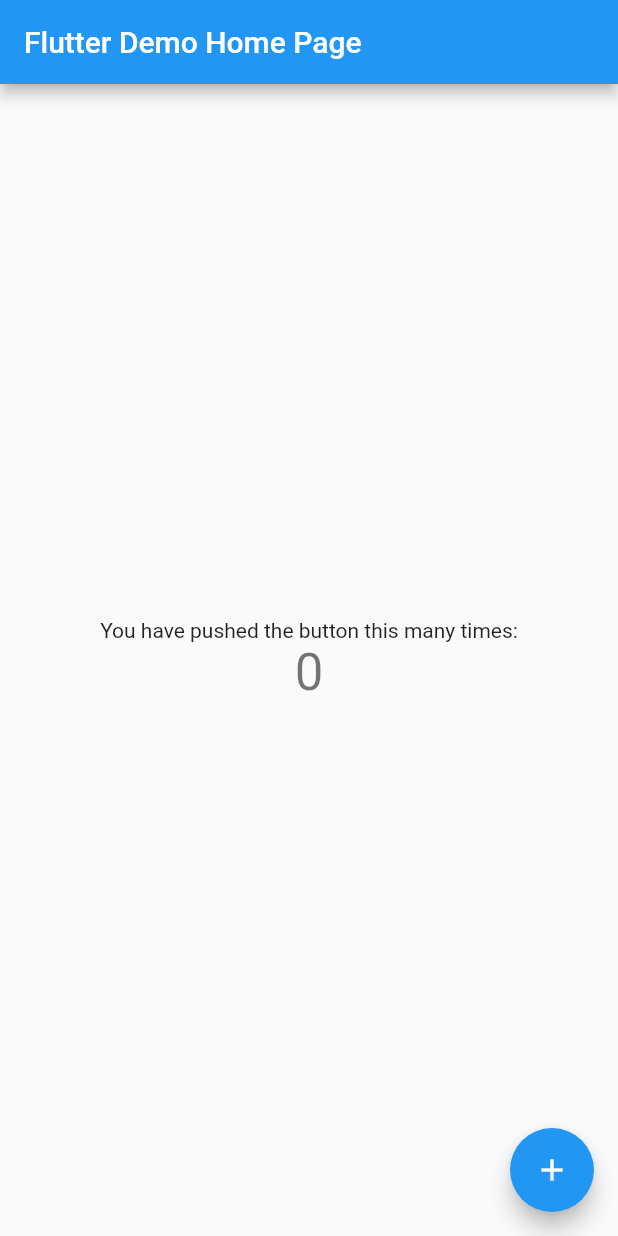
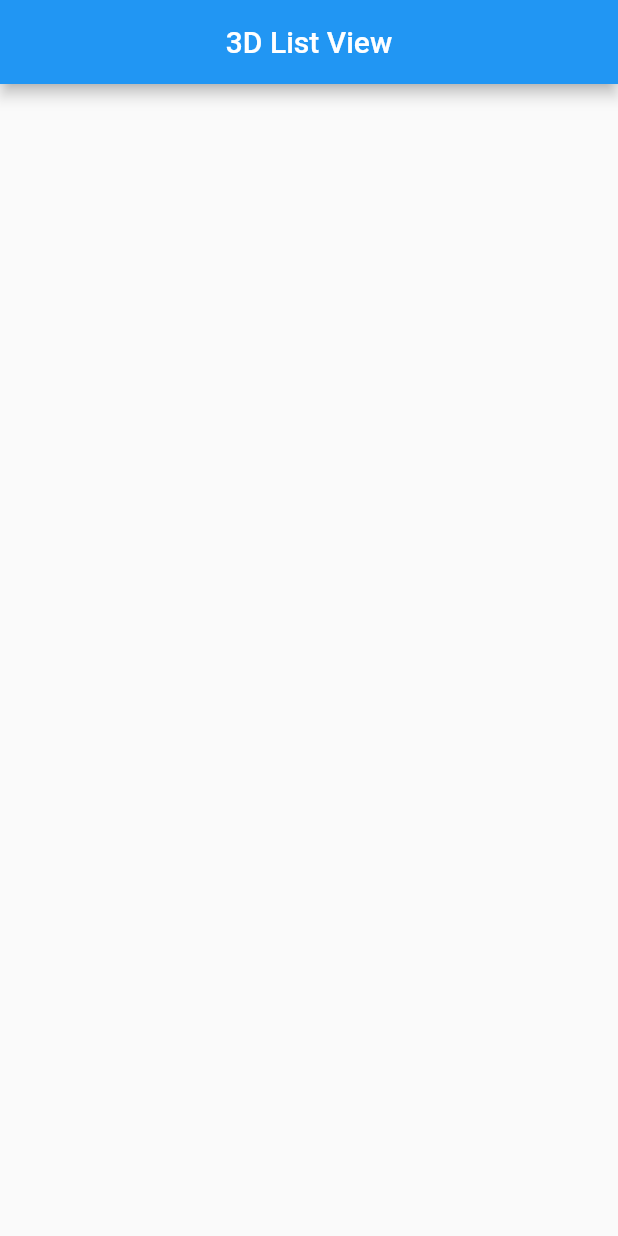
Before and after one commit to JAICHANGPARK/flutter_3d_listview, a Flutter app: the screen it shows after launch, on a phone screen of 412 x 824 dp. Run offline on Flutter 3.47's test engine with Material 2 defaults, Android fonts, the phone set to English and light mode, and no system bars.

```diff
--- a/lib/main.dart
+++ b/lib/main.dart
@@ -4,6 +4,7 @@ void main() => runApp(MyApp());
 
 class MyApp extends StatelessWidget {
   // This widget is the root of your application.
+
   @override
   Widget build(BuildContext context) {
     return MaterialApp(
@@ -12,10 +13,37 @@ class MyApp extends StatelessWidget {
 
         primarySwatch: Colors.blue,
       ),
-      home: MyHomePage(title: 'Flutter Demo Home Page'),
+      home: MyHome(),
     );
   }
 }
+
+class MyHome extends StatelessWidget {
+
+  final listofImages = [
+    "https://images.unsplash.com/photo-1547157283-087711e7858f?ixlib=rb-1.2.1&ixid=eyJhcHBfaWQiOjEyMDd9&auto=format&fit=crop&w=800&q=60",
+    "https://images.unsplash.com/photo-1547152850-11ac68bbe48f?ixlib=rb-1.2.1&ixid=eyJhcHBfaWQiOjEyMDd9&auto=format&fit=crop&w=800&q=60",
+    "https://images.unsplash.com/photo-1547149639-94838200b639?ixlib=rb-1.2.1&ixid=eyJhcHBfaWQiOjEyMDd9&auto=format&fit=crop&w=800&q=60",
+    "https://images.unsplash.com/photo-1547149683-35abbbc2ee42?ixlib=rb-1.2.1&ixid=eyJhcHBfaWQiOjEyMDd9&auto=format&fit=crop&w=800&q=60",
+    "https://images.unsplash.com/photo-1543362905-f2423ef4e0f8?ixlib=rb-1.2.1&ixid=eyJhcHBfaWQiOjEyMDd9&auto=format&fit=crop&w=800&q=60",
+    "https://images.unsplash.com/photo-1547087145-c26f26347c07?ixlib=rb-1.2.1&ixid=eyJhcHBfaWQiOjEyMDd9&auto=format&fit=crop&w=800&q=60",
+    "https://images.unsplash.com/photo-1547078352-7721c3ad49a8?ixlib=rb-1.2.1&ixid=eyJhcHBfaWQiOjEyMDd9&auto=format&fit=crop&w=800&q=60"
+  ];
+
+  @override
+  Widget build(BuildContext context) {
+    return Scaffold(
+      appBar: AppBar(
+        title: Text("3D List View"),
+        centerTitle: true,
+      ),
+
+      body: Center(),
+    );
+  }
+}
+
+
 
 class MyHomePage extends StatefulWidget {
   MyHomePage({Key key, this.title}) : super(key: key);
```
